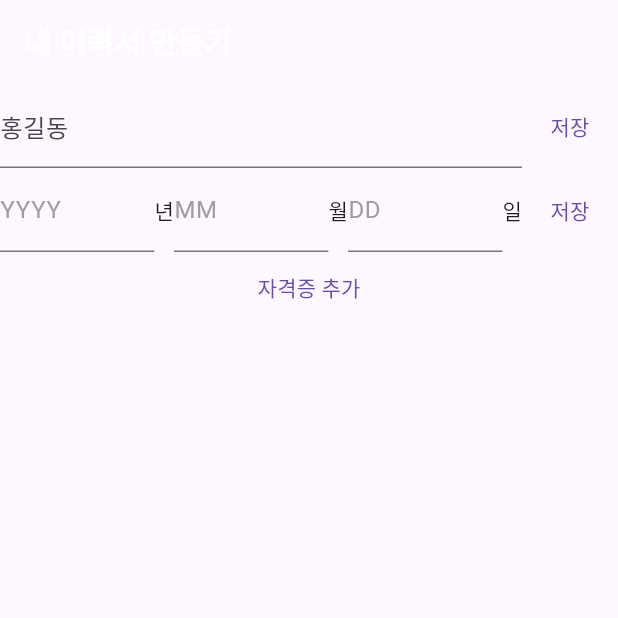
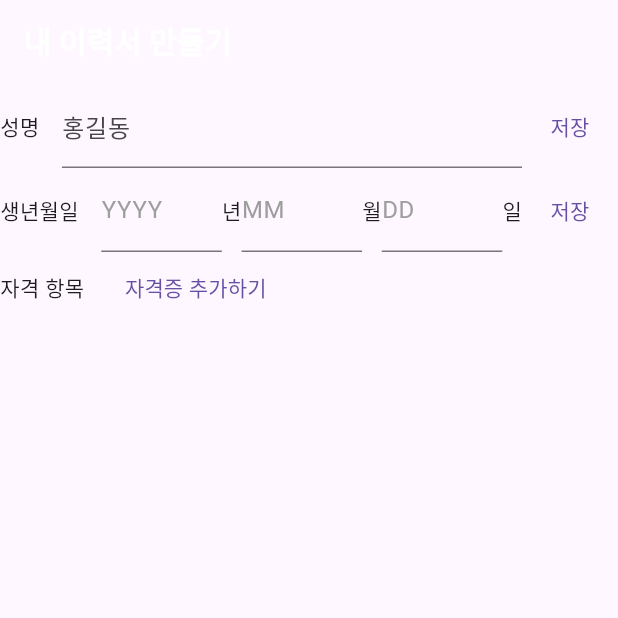
Before and after one commit to Fluffyfur/profit_portfolio, a Flutter app: the screen it shows after launch, on a phone screen of 412 x 824 dp, the top half of it. Run offline on Flutter 3.47's test engine with Material 3 defaults, Android fonts, the phone set to English and light mode, and no system bars; our stand-ins replace shared_preferences.

Commit message:
20231207_work

```diff
--- a/lib/main.dart
+++ b/lib/main.dart
@@ -1,5 +1,6 @@
 import 'package:flutter/material.dart';
 import 'package:flutter/services.dart';
+import 'package:profit_portfolio_ver2/info.dart';
 //import 'info.dart';
 import 'certification_entry.dart';
 import 'info_service.dart';
@@ -57,6 +58,8 @@ class _ResumeFormState extends State<ResumeForm> {
       String? birthMonth = infoService.birthMonth;
       String? birthDate = infoService.birthDate;
       String? name = infoService.name;
+      List<Certification> certifications = infoService.certifications;
+      int? certificationcount = certifications.length;
 
       return Scaffold(
         appBar: AppBar(
@@ -70,15 +73,18 @@ class _ResumeFormState extends State<ResumeForm> {
           ),
         ),
         body: Column(
+          crossAxisAlignment: CrossAxisAlignment.start,
           children: [
             Row(
               children: [
+                Text("성명"),
+                SizedBox(width: 15),
                 Flexible(
                   child: TextField(
                     controller: nameController,
                     inputFormatters: [
                       FilteringTextInputFormatter.allow(
-                          RegExp(r'[a-zA-Z]')), // 텍스트만 허용
+                          RegExp('[ㄱ-ㅎ가-힣]')), // 텍스트만 허용
                     ],
                     decoration: InputDecoration(
                       labelText: name != null && name.isNotEmpty ? name : '홍길동',
@@ -105,6 +111,8 @@ class _ResumeFormState extends State<ResumeForm> {
             ),
             Row(
               children: [
+                Text("생년월일"),
+                SizedBox(width: 15),
                 Flexible(
                   child: TextField(
                     keyboardType: TextInputType.number,
@@ -184,6 +192,13 @@ class _ResumeFormState extends State<ResumeForm> {
               ],
             ),
             // 자격증 섹션
+            certifications.isEmpty
+                ? Row(
+                    children: [
+                      Text("자격 항목"),
+                      SizedBox(
+                        width: 15,
+                      ),
                       TextButton(
                           onPressed: () {
                             Navigator.push(
@@ -193,7 +208,24 @@ class _ResumeFormState extends State<ResumeForm> {
                               ),
                             );
                           },
-                child: Text("자격증 추가"))
+                          child: Text("자격증 추가하기")),
+                    ],
+                  )
+                : Row(
+                    children: [
+                      Text("자격증 등록 완료($certificationcount개)"),
+                      TextButton(
+                          onPressed: () {
+                            Navigator.push(
+                              context,
+                              MaterialPageRoute(
+                                builder: (context) => CertificationEntryPage(),
+                              ),
+                            );
+                          },
+                          child: Text("수정하기"))
+                    ],
+                  )
           ],
         ),
       );
```
Also changed, not shown: lib/certification_entry.dart (+101 -11 lines). Lines whose indentation alone changed are shown as unchanged.
